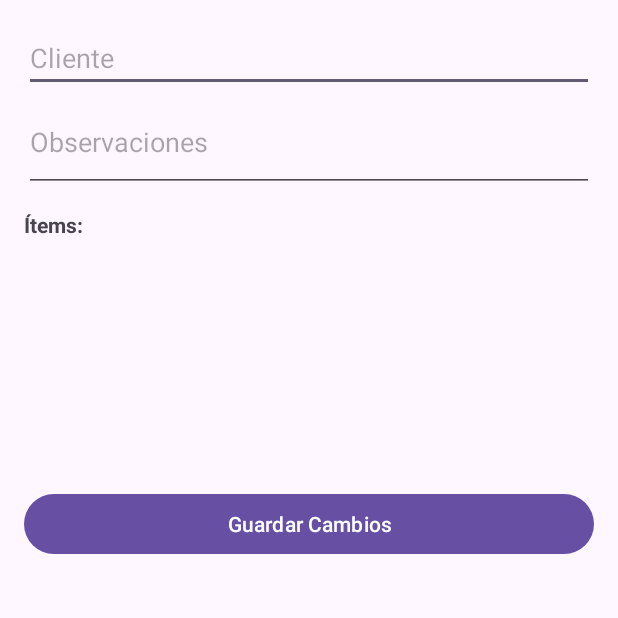
After one commit to ARIELESPINOZA22/gittallerprisila2, an Android app: the EditarProformaActivity screen opened directly, with no data from a screen before it, on a phone screen of 412 x 824 dp, the top half of it. The commit adds this screen. Run offline under Robolectric (Android 15) with nearby library versions, the phone set to English and light mode, and no system bars; our stand-ins replace Firebase (no records; nobody signed in at launch, a user with empty details on screens opened directly).

Commit message:
add buton delete and edit name proforma taller prisicila

```diff
--- a/app/src/main/AndroidManifest.xml
+++ b/app/src/main/AndroidManifest.xml
@@ -12,8 +12,9 @@
         android:supportsRtl="true"
         android:theme="@style/Theme.TallerPrisila"
         tools:targetApi="31">
-
-
+        <activity
+            android:name=".EditarProformaActivity"
+            android:exported="false" />
         <activity
             android:name=".DetalleProformaActivity"
             android:exported="false" />
--- /dev/null
+++ b/app/src/main/java/com/example/tallerprisila/EditarProformaActivity.kt
@@ -0,0 +1,93 @@
+package com.example.tallerprisila
+
+import android.os.Bundle
+import android.widget.*
+import androidx.appcompat.app.AppCompatActivity
+import com.google.firebase.firestore.FirebaseFirestore
+
+class EditarProformaActivity : AppCompatActivity() {
+
+    private lateinit var editCliente: EditText
+    private lateinit var editObservaciones: EditText
+    private lateinit var listViewItems: ListView
+    private lateinit var btnGuardarCambios: Button
+
+    private lateinit var proformaId: String
+    private lateinit var adapter: ArrayAdapter<String>
+    private val itemsList = mutableListOf<Item>()
+
+    private val db = FirebaseFirestore.getInstance()
+
+    override fun onCreate(savedInstanceState: Bundle?) {
+        super.onCreate(savedInstanceState)
+        setContentView(R.layout.activity_editar_proforma)
+
+        editCliente = findViewById(R.id.editTextCliente)
+        editObservaciones = findViewById(R.id.editTextObservaciones)
+        listViewItems = findViewById(R.id.listViewItems)
+        btnGuardarCambios = findViewById(R.id.btnGuardarCambios)
+
+        adapter = ArrayAdapter(this, android.R.layout.simple_list_item_1, mutableListOf())
+        listViewItems.adapter = adapter
+
+        proformaId = intent.getStringExtra("id") ?: return
+
+        cargarDatos()
+
+        btnGuardarCambios.setOnClickListener {
+            guardarCambios()
+        }
+    }
+
+    private fun cargarDatos() {
+        db.collection("proformas").document(proformaId)
+            .get()
+            .addOnSuccessListener { document ->
+                editCliente.setText(document.getString("cliente"))
+                editObservaciones.setText(document.getString("observaciones"))
+
+                val itemsFirestore = document["items"] as? List<Map<String, Any>> ?: emptyList()
+                itemsList.clear()
+
+                for (itemMap in itemsFirestore) {
+                    val descripcion = itemMap["descripcion"] as? String ?: ""
+                    val cantidad = (itemMap["cantidad"] as? Long)?.toInt() ?: 0
+                    val precio = itemMap["precio"] as? Double ?: 0.0
+                    val item = Item(descripcion, cantidad, precio)
+                    itemsList.add(item)
+                }
+
+                val itemStrings = itemsList.map { "${it.descripcion} (${it.cantidad} x Bs. ${it.precio})" }
+                adapter.clear()
+                adapter.addAll(itemStrings)
+                adapter.notifyDataSetChanged()
+            }
+    }
+
+    private fun guardarCambios() {
+        val cliente = editCliente.text.toString()
+        val observaciones = editObservaciones.text.toString()
+
+        val nuevosDatos = mapOf(
+            "cliente" to cliente,
+            "observaciones" to observaciones,
+            "items" to itemsList.map {
+                mapOf(
+                    "descripcion" to it.descripcion,
+                    "cantidad" to it.cantidad,
+                    "precio" to it.precio
+                )
+            }
+        )
+
+        db.collection("proformas").document(proformaId)
+            .update(nuevosDatos)
+            .addOnSuccessListener {
+                Toast.makeText(this, "Proforma actualizada", Toast.LENGTH_SHORT).show()
+                finish()
+            }
+            .addOnFailureListener {
+                Toast.makeText(this, "Error al actualizar", Toast.LENGTH_SHORT).show()
+            }
+    }
+}
--- /dev/null
+++ b/app/src/main/res/layout/activity_editar_proforma.xml
@@ -0,0 +1,46 @@
+<?xml version="1.0" encoding="utf-8"?>
+<ScrollView xmlns:android="http://schemas.android.com/apk/res/android"
+    android:layout_width="match_parent"
+    android:layout_height="match_parent"
+    android:padding="16dp">
+
+    <LinearLayout
+        android:orientation="vertical"
+        android:layout_width="match_parent"
+        android:layout_height="wrap_content">
+
+        <EditText
+            android:id="@+id/editTextCliente"
+            android:layout_width="match_parent"
+            android:layout_height="wrap_content"
+            android:hint="Cliente" />
+
+        <EditText
+            android:id="@+id/editTextObservaciones"
+            android:layout_width="match_parent"
+            android:layout_height="wrap_content"
+            android:hint="Observaciones"
+            android:inputType="textMultiLine"
+            android:minLines="2" />
+
+        <TextView
+            android:layout_width="wrap_content"
+            android:layout_height="wrap_content"
+            android:text="Ítems:"
+            android:textStyle="bold"
+            android:layout_marginTop="12dp"/>
+
+        <ListView
+            android:id="@+id/listViewItems"
+            android:layout_width="match_parent"
+            android:layout_height="150dp"
+            android:dividerHeight="1dp" />
+
+        <Button
+            android:id="@+id/btnGuardarCambios"
+            android:layout_width="match_parent"
+            android:layout_height="wrap_content"
+            android:text="Guardar Cambios"
+            android:layout_marginTop="16dp"/>
+    </LinearLayout>
+</ScrollView>
```
Also changed, not shown: app/src/main/java/com/example/tallerprisila/DetalleProformaActivity.kt (+45 -0 lines), app/src/main/res/layout/activity_detalle_proforma.xml (+17 -0 lines).
